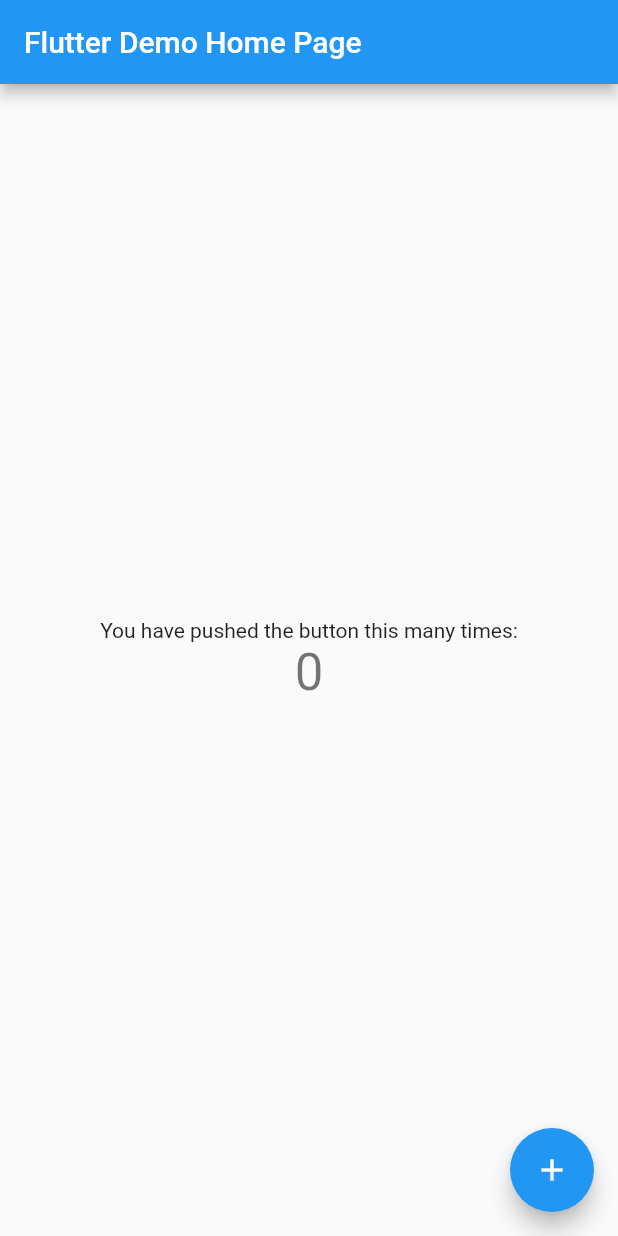
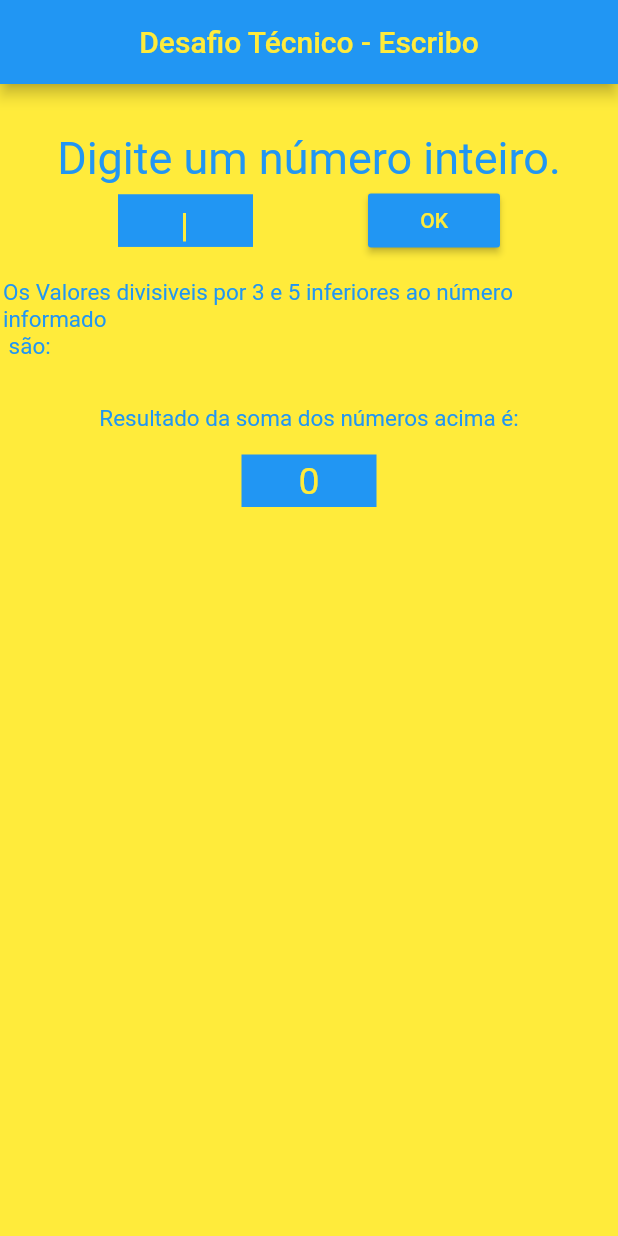
Before and after one commit to vmendesneto/Escribo, a Flutter app: the screen it shows after launch, on a phone screen of 412 x 824 dp. Run offline on Flutter 3.47's test engine with Material 2 defaults, Android fonts, the phone set to English and light mode, and no system bars.

Commit message:
Completion of development.

```diff
--- a/lib/main.dart
+++ b/lib/main.dart
@@ -1,115 +1,182 @@
 import 'package:flutter/material.dart';
+import 'package:flutter/services.dart';
 
-void main() {
-  runApp(const MyApp());
-}
+void main() => runApp(MyApp());
 
 class MyApp extends StatelessWidget {
-  const MyApp({Key? key}) : super(key: key);
-
-  // This widget is the root of your application.
   @override
   Widget build(BuildContext context) {
     return MaterialApp(
-      title: 'Flutter Demo',
+      title: 'Teste Escribo',
+      debugShowCheckedModeBanner: false,
       theme: ThemeData(
-        // This is the theme of your application.
-        //
-        // Try running your application with "flutter run". You'll see the
-        // application has a blue toolbar. Then, without quitting the app, try
-        // changing the primarySwatch below to Colors.green and then invoke
-        // "hot reload" (press "r" in the console where you ran "flutter run",
-        // or simply save your changes to "hot reload" in a Flutter IDE).
-        // Notice that the counter didn't reset back to zero; the application
-        // is not restarted.
         primarySwatch: Colors.blue,
       ),
-      home: const MyHomePage(title: 'Flutter Demo Home Page'),
+      home: const MyHomePage(title: 'Dasafio Técnico - Escribo'),
     );
   }
 }
 
 class MyHomePage extends StatefulWidget {
-  const MyHomePage({Key? key, required this.title}) : super(key: key);
-
-  // This widget is the home page of your application. It is stateful, meaning
-  // that it has a State object (defined below) that contains fields that affect
-  // how it looks.
-
-  // This class is the configuration for the state. It holds the values (in this
-  // case the title) provided by the parent (in this case the App widget) and
-  // used by the build method of the State. Fields in a Widget subclass are
-  // always marked "final".
-
   final String title;
 
+  const MyHomePage({
+    Key? key,
+    required this.title,
+  }) : super(key: key);
+
   @override
-  State<MyHomePage> createState() => _MyHomePageState();
+  _MyHomePageState createState() => _MyHomePageState();
 }
 
 class _MyHomePageState extends State<MyHomePage> {
-  int _counter = 0;
+  final controller = TextEditingController();
 
-  void _incrementCounter() {
-    setState(() {
-      // This call to setState tells the Flutter framework that something has
-      // changed in this State, which causes it to rerun the build method below
-      // so that the display can reflect the updated values. If we changed
-      // _counter without calling setState(), then the build method would not be
-      // called again, and so nothing would appear to happen.
-      _counter++;
-    });
-  }
+  List<String> dataList = [];
+  int result = 0;
+  int? dado;
+  int total = 0;
 
   @override
   Widget build(BuildContext context) {
-    // This method is rerun every time setState is called, for instance as done
-    // by the _incrementCounter method above.
-    //
-    // The Flutter framework has been optimized to make rerunning build methods
-    // fast, so that you can just rebuild anything that needs updating rather
-    // than having to individually change instances of widgets.
     return Scaffold(
+      backgroundColor: Colors.yellow,
         appBar: AppBar(
-        // Here we take the value from the MyHomePage object that was created by
-        // the App.build method, and use it to set our appbar title.
-        title: Text(widget.title),
+          title: const Align(
+              alignment: Alignment.center,
+              child: Text(
+                "Desafio Técnico - Escribo",
+                style: TextStyle(color: Colors.yellow),
+              )),
         ),
-      body: Center(
-        // Center is a layout widget. It takes a single child and positions it
-        // in the middle of the parent.
-        child: Column(
-          // Column is also a layout widget. It takes a list of children and
-          // arranges them vertically. By default, it sizes itself to fit its
-          // children horizontally, and tries to be as tall as its parent.
-          //
-          // Invoke "debug painting" (press "p" in the console, choose the
-          // "Toggle Debug Paint" action from the Flutter Inspector in Android
-          // Studio, or the "Toggle Debug Paint" command in Visual Studio Code)
-          // to see the wireframe for each widget.
-          //
-          // Column has various properties to control how it sizes itself and
-          // how it positions its children. Here we use mainAxisAlignment to
-          // center the children vertically; the main axis here is the vertical
-          // axis because Columns are vertical (the cross axis would be
-          // horizontal).
-          mainAxisAlignment: MainAxisAlignment.center,
-          children: <Widget>[
-            const Text(
-              'You have pushed the button this many times:',
+        body: SingleChildScrollView(
+          child: Container(
+            margin: EdgeInsets.all(2),
+            child: Column(children: [
+              const SizedBox(
+                height: 30,
               ),
-            Text(
-              '$_counter',
-              style: Theme.of(context).textTheme.headline4,
+              const Align(
+                  alignment: Alignment.center,
+                  child: Text(
+                    "Digite um número inteiro.",
+                    style: TextStyle(color: Colors.blue, fontSize: 30),
+                  )),
+              Row(
+                mainAxisAlignment: MainAxisAlignment.spaceEvenly,
+                children: [
+                  Container(
+                      height: 35,
+                      width: 90,
+                      decoration: const BoxDecoration(
+                          color: Colors.blue,
                       ),
+                      child: TextFormField(
+                        style: const TextStyle (color: Colors.yellow),
+                        inputFormatters: [FilteringTextInputFormatter.digitsOnly],
+                        keyboardType: TextInputType.number,
+                        cursorColor: Colors.yellow,
+                        textAlign: TextAlign.center,
+                        validator: (value) {
+                          if (value!.isEmpty || value == "") {
+                            return "Insira um Número Válido";
+                          }
+                          return null;
+                        },
+                        autofocus: true,
+                        controller: controller,
+                      )),
+                  RaisedButton(
+                      color: Colors.blue,
+                      child: const Text("OK"),
+                      textColor: Colors.yellow,
+                      onPressed: () {
+                        if (controller.text.isEmpty || controller.text == "") {
+                          total = 0;
+                          return null;
+                        } else {
+                          total = 0;
+                          dataList = [];
+                          dado = int.parse(controller.text);
+                          int i = 1;
+                          for (i; i < dado!; i++) {
+                            double res = i / 3;
+                            double rest = i / 5;
+                            if (res % 1 == 0 || rest % 1 == 0) {
+                              total = total + i;
+                              dataList.add(i.toString());
+                            }
+                          }
+                          result = total;
+                          setState(() {
+                            result = result;
+                            dataList = dataList;
+                          });
+                          FocusScope.of(context).requestFocus(FocusNode());
+                        }
+                      }),
                 ],
               ),
+              const SizedBox(
+                height: 15,
               ),
-      floatingActionButton: FloatingActionButton(
-        onPressed: _incrementCounter,
-        tooltip: 'Increment',
-        child: const Icon(Icons.add),
-      ), // This trailing comma makes auto-formatting nicer for build methods.
-    );
+              const Align(
+                alignment: Alignment.center,
+                child: Text(
+                  "Os Valores divisiveis por 3 e 5 inferiores ao número informado \n são:",
+                  style: TextStyle(color: Colors.blue, fontSize: 15),
+                ),
+              ),
+              const SizedBox(
+                height: 15,
+              ),
+              Container(
+                width: 40,
+                  decoration: const BoxDecoration(color: Colors.blue),
+                  child: ListView.builder(
+                      scrollDirection: Axis.vertical,
+                      shrinkWrap: true,
+                      itemCount: dataList.length,
+                      itemBuilder: (context, int index) {
+                        return dataList.toString() != null
+                            ? Align(
+                                alignment: Alignment.center,
+                                child: Text(dataList[index].toString(),
+                                    style: const TextStyle(
+                                        color: Colors.yellow, fontSize: 25)))
+                            : Container();
+                      })),
+              const SizedBox(
+                height: 15,
+              ),
+              const Align(
+                alignment: Alignment.center,
+                child: Text(
+                  "Resultado da soma dos números acima é:",
+                  style: TextStyle(color: Colors.blue, fontSize: 15),
+                ),
+              ),
+              const SizedBox(
+                height: 15,
+              ),
+              Align(
+                alignment: Alignment.center,
+                child: Container(
+                    alignment: Alignment.center,
+                    height: 35,
+                    width: 90,
+                    color: Colors.blue,
+                    child: Text(
+                      result.toString(),
+                      style:
+                          const TextStyle(color: Colors.yellow, fontSize: 25),
+                    )),
+              ),
+              const SizedBox(
+                height: 15,
+              ),
+            ]),
+          ),
+        ));
   }
 }
```
Lines whose indentation alone changed are shown as unchanged.
